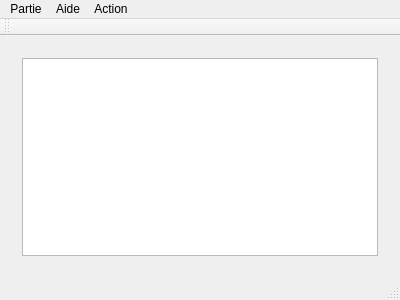
Before: the Qt Designer form src/mainwindow.ui in matthieudelaro/GOST-Framework, drawn with Qt 5.
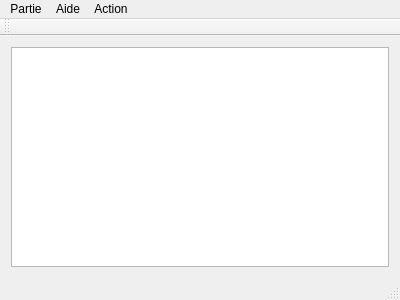
After: the same form once the commit is applied.

```diff
--- a/src/mainwindow.ui
+++ b/src/mainwindow.ui
@@ -16,22 +16,7 @@
   <widget class="QWidget" name="centralWidget">
    <layout class="QHBoxLayout" name="horizontalLayout">
     <item>
-     <widget class="QWidget" name="widget" native="true">
-      <property name="sizePolicy">
-       <sizepolicy hsizetype="Expanding" vsizetype="Expanding">
-        <horstretch>0</horstretch>
-        <verstretch>0</verstretch>
-       </sizepolicy>
-      </property>
-      <layout class="QVBoxLayout" name="verticalLayout_2">
-       <property name="sizeConstraint">
-        <enum>QLayout::SetNoConstraint</enum>
-       </property>
-       <item>
-        <widget class="QGraphicsView" name="graphicsView"/>
-       </item>
-      </layout>
-     </widget>
+     <widget class="QGraphicsView" name="graphicsView"/>
     </item>
    </layout>
   </widget>
```
Left out of the diff: 15 changed lines with no effect on the pictures.
